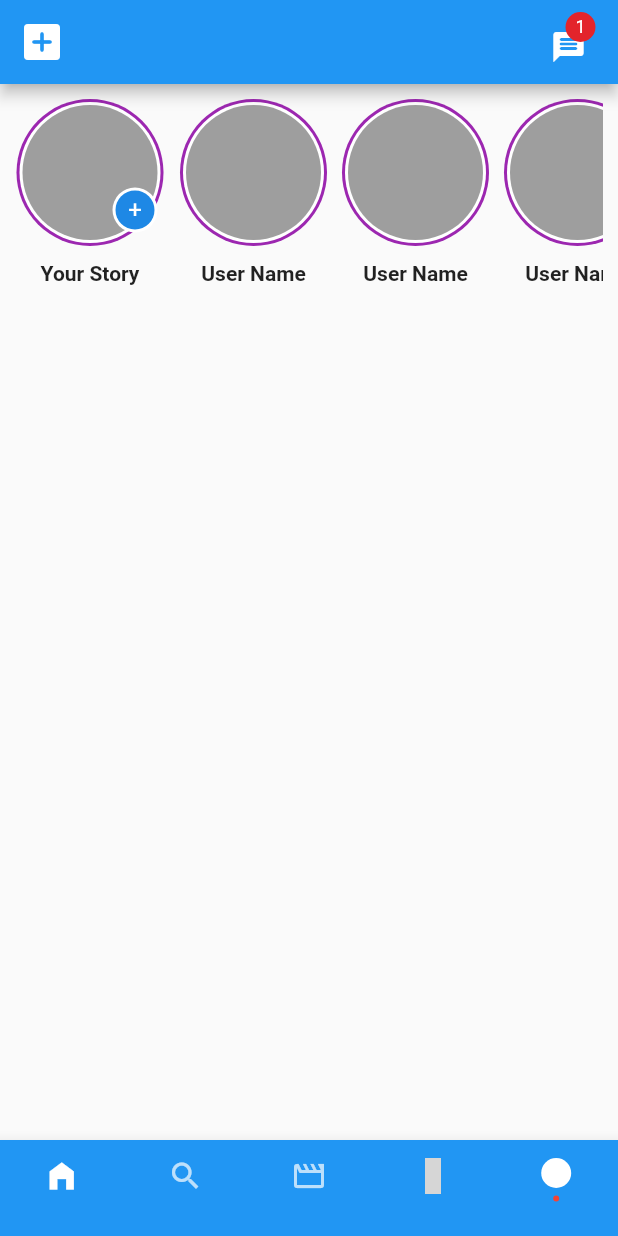
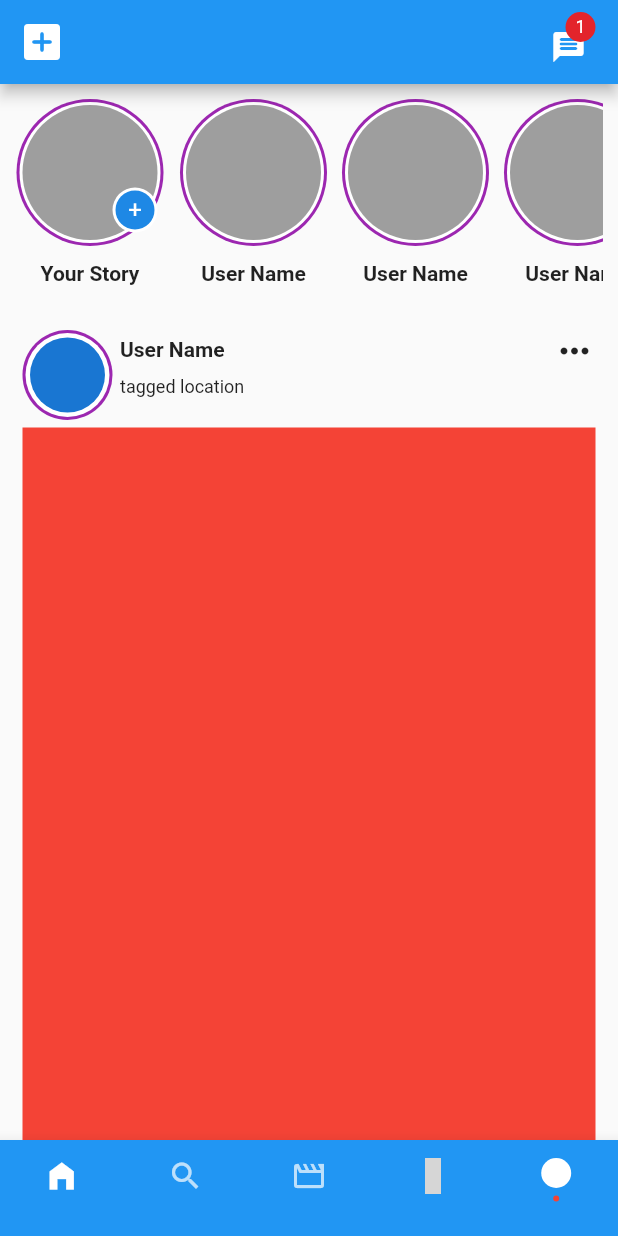
Before and after one commit to Ishwam-Garg/BaatCheet, a Flutter app: the screen it shows after launch, on a phone screen of 412 x 824 dp. Run offline on Flutter 3.47's test engine with Material 2 defaults, Android fonts, the phone set to English and light mode, and no system bars; our stand-ins replace eva_icons_flutter; grey boxes are pictures that could not be loaded.

Commit message:
Post box started making

```diff
--- a/lib/BottomNavScreens/HomeScreen.dart
+++ b/lib/BottomNavScreens/HomeScreen.dart
@@ -56,7 +56,14 @@ class _HomeScreenState extends State<HomeScreen> {
           ),
         ],
       ),
-      body: Column(
+      body: SingleChildScrollView(
+        scrollDirection: Axis.vertical,
+        physics: AlwaysScrollableScrollPhysics(),
+        child: RefreshIndicator(
+          onRefresh: _onRefresh,
+          backgroundColor: Colors.blue.shade700,
+          color: Colors.white,
+          child: Column(
             mainAxisAlignment: MainAxisAlignment.start,
             crossAxisAlignment: CrossAxisAlignment.start,
             children: [
@@ -115,12 +122,84 @@ class _HomeScreenState extends State<HomeScreen> {
                   ),
                 ),
               ),
+              SizedBox(height: 15,),
+              Container(
+                width: double.infinity,
+                padding: EdgeInsets.symmetric(horizontal: 15,vertical: 15),
+                child: Column(
+                  children: [
+                    //user details container
+                    Container(
+                      child: Row(
+                        mainAxisAlignment: MainAxisAlignment.spaceBetween,
+                        crossAxisAlignment: CrossAxisAlignment.start,
+                        children: [
+                          Row(
+                            crossAxisAlignment: CrossAxisAlignment.start,
+                            children: [
+                              CircleAvatar(
+                                radius: 30,
+                                backgroundColor: Colors.purple,
+                                child: CircleAvatar(
+                                  radius: 28,
+                                  backgroundColor: Colors.white,
+                                  //backgroundImage: NetworkImage(''),
+                                  child: CircleAvatar(
+                                    radius: 25,
+                                  ),
+                                ),
+                              ),
+                              SizedBox(width: 5,),
+                              Column(
+                                mainAxisAlignment: MainAxisAlignment.spaceBetween,
+                                crossAxisAlignment: CrossAxisAlignment.start,
+                                children: [
+                                  SizedBox(height: 5,),
+                                  Text('User Name',style: TextStyle(fontSize: 14,fontWeight: FontWeight.w600),),
+                                  SizedBox(height: 10,),
+                                  Text('tagged location',style: TextStyle(fontSize: 12,fontWeight: FontWeight.w400))
                                 ],
+                              ),
+                            ],
+                          ),
+                          Align(
+                            alignment: Alignment.center,
+                            child: InkWell(
+                              customBorder: CircleBorder(),
+                              onTap: (){},
+                              child: Icon(Icons.more_horiz,size: 28,),
+                            ),
+                          ),
+                        ],
+                      ),
+                    ),
+                    SizedBox(height: 5,),
+                    Container(
+                      width: double.infinity,
+                      height: MediaQuery.of(context).size.height*0.6,
+                      decoration: BoxDecoration(
+                        color: Colors.red,
+                        //image: DecorationImage(image: NetworkImage(''),fit: BoxFit.fill),
+                      ),
+                    ),
+
+                  ],
+                ),
+              ),
+            ],
+          ),
+        ),
       ),
     );
   }
+  Future<void> _onRefresh()async{
+    await Future.delayed(Duration(seconds: 3)).whenComplete((){
+        setState(() {
+
+        });
+        print('Page refreshed');
+    });
   }
-
   Widget StoryTile()
   {
     return Container(
@@ -145,3 +224,4 @@ Widget StoryTile()
       ),
     );
   }
+}
--- a/lib/ProfileScreens/PostImages.dart
+++ b/lib/ProfileScreens/PostImages.dart
@@ -23,7 +23,17 @@ class _PostImagesState extends State<PostImages> {
               ),
               itemCount: 20,
               itemBuilder: (context,index){
+              if(index%4==0){
                 return Container(
+                  height: 200,
+                  color: Colors.red,
+                  child: Center(child: Text(index.toString(),style: TextStyle(color: Colors.white),),),
+                );
+              }
+              else
+                return Container(
+                  height: 100,
+                  width: 100,
                   color: Colors.red,
                   child: Center(child: Text(index.toString(),style: TextStyle(color: Colors.white),),),
                 );
```
Lines whose indentation alone changed are shown as unchanged.
